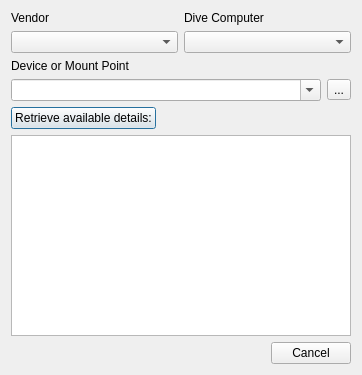
The window that qt-ui/configuredivecomputerdialog.ui (subsurface/subsurface) describes before a commit, drawn with Qt 5.
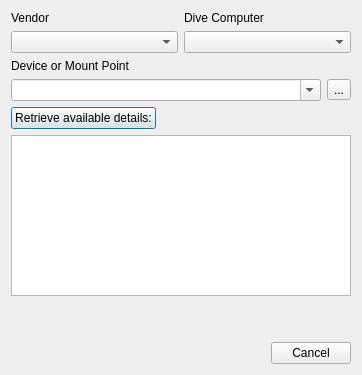
The same window after the commit.

```diff
--- a/qt-ui/configuredivecomputerdialog.ui
+++ b/qt-ui/configuredivecomputerdialog.ui
@@ -94,6 +94,23 @@
    <item>
     <widget class="QTextBrowser" name="availableDetails"/>
    </item>
+   <item>
+    <widget class="QLabel" name="errorLabel">
+     <property name="styleSheet">
+      <string notr="true">color: rgb(242, 19, 25);</string>
+     </property>
+     <property name="text">
+      <string/>
+     </property>
+    </widget>
+   </item>
+   <item>
+    <widget class="QLabel" name="statusLabel">
+     <property name="text">
+      <string/>
+     </property>
+    </widget>
+   </item>
    <item>
     <layout class="QHBoxLayout" name="horizontalLayout_3">
      <item>
```
